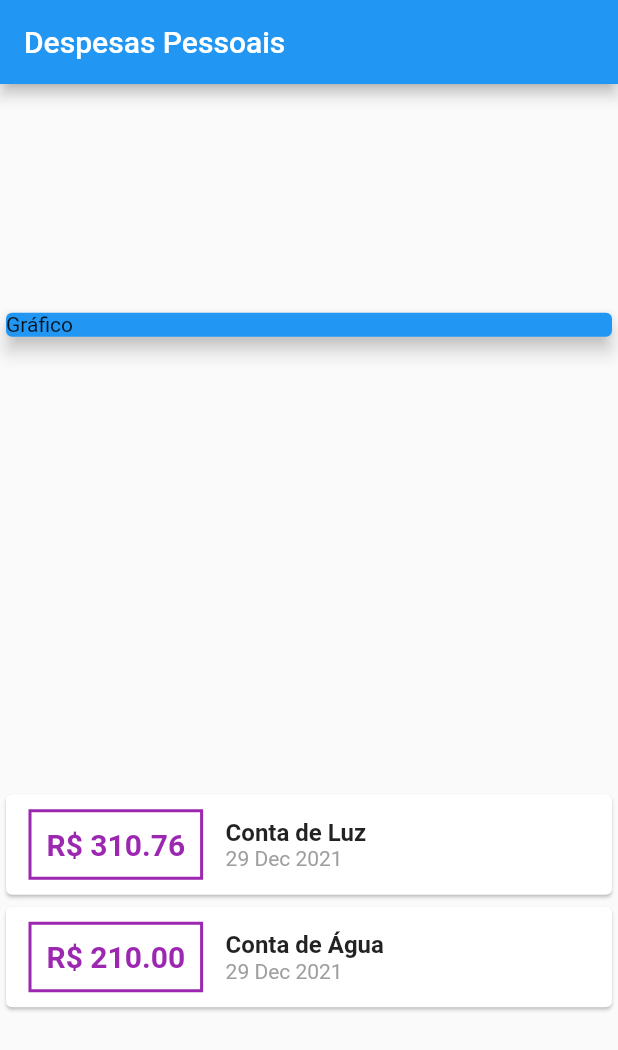
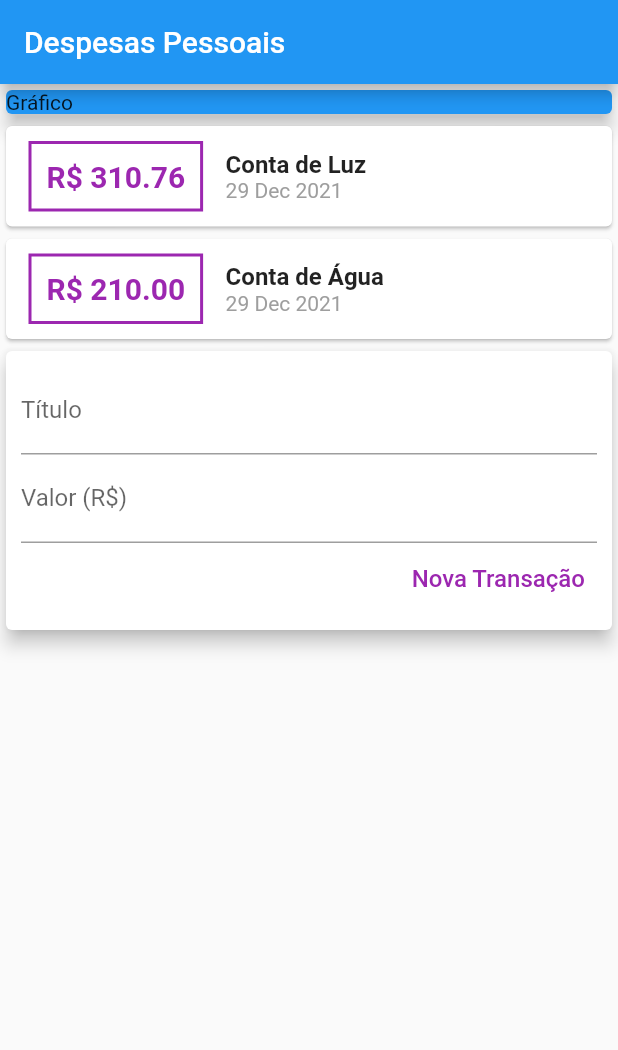
Before and after one commit to KailanySousa/CursoFlutter, a Flutter app: the screen it shows after launch, on a phone screen of 412 x 824 dp. Shown: the top 1050 px of the screen. Run offline on Flutter 3.47's test engine with Material 2 defaults, Android fonts, the phone set to English and light mode, and no system bars.

Commit message:
adicionando TextField #01

```diff
--- a/expanses/lib/main.dart
+++ b/expanses/lib/main.dart
@@ -37,7 +37,6 @@ class MyHomePage extends StatelessWidget {
         title: Text('Despesas Pessoais'),
       ),
       body: Column(
-        mainAxisAlignment: MainAxisAlignment.spaceAround,
         crossAxisAlignment: CrossAxisAlignment.stretch,
         children: [
           Container(
@@ -91,6 +90,41 @@ class MyHomePage extends StatelessWidget {
                 ),
               );
             }).toList(),
+          ),
+          Card(
+            elevation: 5,
+            child: Padding(
+              padding: const EdgeInsets.all(10),
+              child: Column(
+                children: [
+                  TextField(
+                    decoration: InputDecoration(
+                      labelText: 'Título',
+                    ),
+                  ),
+                  TextField(
+                    decoration: InputDecoration(
+                      labelText: 'Valor (R\$)',
+                    ),
+                  ),
+                  Row(
+                    mainAxisAlignment: MainAxisAlignment.end,
+                    children: [
+                      TextButton(
+                        child: Text(
+                          'Nova Transação',
+                          style: TextStyle(
+                            color: Colors.purple,
+                            fontSize: 16,
+                          ),
+                        ),
+                        onPressed: () {},
+                      ),
+                    ],
+                  ),
+                ],
+              ),
+            ),
           )
         ],
       ),
```
